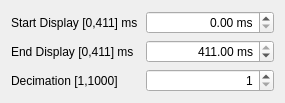
The window that widgets/ui/TimaAndDecimation.ui (srgblnch/FastDataLoggerGUI) describes before a commit, drawn with Qt 5.
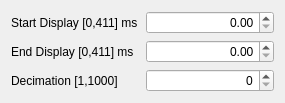
The same window after the commit. Custom widgets are drawn as their Qt base class.

Diff of the .ui file:
```diff
--- a/widgets/ui/TimaAndDecimation.ui
+++ b/widgets/ui/TimaAndDecimation.ui
@@ -26,12 +26,6 @@
      <property name="alignment">
       <set>Qt::AlignRight|Qt::AlignTrailing|Qt::AlignVCenter</set>
      </property>
-     <property name="suffix">
-      <string> ms</string>
-     </property>
-     <property name="maximum">
-      <double>411.000000000000000</double>
-     </property>
     </widget>
    </item>
    <item row="0" column="0">
@@ -46,12 +40,6 @@
      <property name="alignment">
       <set>Qt::AlignRight|Qt::AlignTrailing|Qt::AlignVCenter</set>
      </property>
-     <property name="minimum">
-      <number>1</number>
-     </property>
-     <property name="maximum">
-      <number>1000</number>
-     </property>
     </widget>
    </item>
    <item row="1" column="0">
@@ -66,15 +54,6 @@
      <property name="alignment">
       <set>Qt::AlignRight|Qt::AlignTrailing|Qt::AlignVCenter</set>
      </property>
-     <property name="suffix">
-      <string> ms</string>
-     </property>
-     <property name="maximum">
-      <double>411.000000000000000</double>
-     </property>
-     <property name="value">
-      <double>411.000000000000000</double>
-     </property>
     </widget>
    </item>
   </layout>
```
